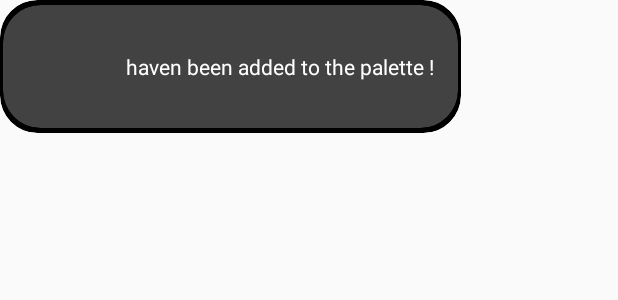
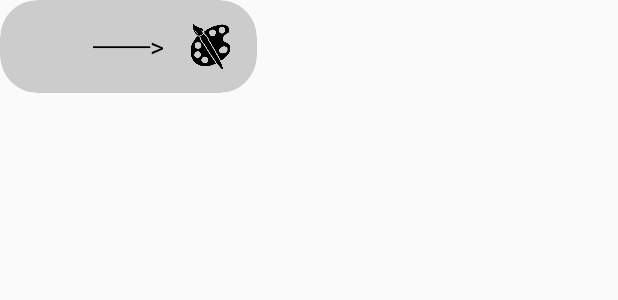
Before and after one commit to KieceDonc/Coloor, an Android app: the layout custom_toast.xml on its own in the app's theme, with its tools: preview values and no code run, on a phone screen of 412 x 824 dp. Shown: the top 300 px of the screen. Run offline under Robolectric (Android 15) with nearby library versions, the phone set to English and light mode, and no system bars.

Commit message:
adding features

```diff
--- a/app/build.gradle
+++ b/app/build.gradle
@@ -34,6 +34,7 @@ dependencies{  // https://stackoverflow.com/questions/6980906/android-color-pick
     implementation 'com.google.code.gson:gson:2.8.5' // save object Shared Preferences
     implementation 'com.devbrackets.android:exomedia:4.0.0' // video view library ( with controllers ) DO NOT UPDATE THIS LIBRARY, TRUST ME, YOU WILL REGRET THAT.
     implementation 'com.mindorks.android:prdownloader:0.6.0' // file downloader library
+    implementation 'com.github.clans:fab:1.6.4' // floating button library
     androidTestImplementation 'androidx.test.ext:junit:1.1.1'
     androidTestImplementation 'androidx.test.espresso:espresso-core:3.2.0'
     testImplementation 'org.testng:testng:6.9.6'
--- a/app/src/main/res/layout/activity_main.xml
+++ b/app/src/main/res/layout/activity_main.xml
@@ -17,6 +17,7 @@
         app:layout_constraintLeft_toLeftOf="parent"
         app:layout_constraintRight_toRightOf="parent"
         app:layout_constraintTop_toTopOf="parent"
+        app:layout_constraintVertical_bias="0.0"
         app:navGraph="@navigation/mobile_navigation" />
 
     <View
--- a/app/src/main/res/layout/custom_toast.xml
+++ b/app/src/main/res/layout/custom_toast.xml
@@ -1,23 +1,14 @@
 <?xml version="1.0" encoding="utf-8"?>
 <androidx.cardview.widget.CardView xmlns:android="http://schemas.android.com/apk/res/android"
     xmlns:app="http://schemas.android.com/apk/res-auto"
+    xmlns:tools="http://schemas.android.com/tools"
     android:id="@+id/cstmToastRoot"
     android:layout_width="wrap_content"
     android:layout_height="wrap_content"
     android:background="@drawable/white_border_rounded"
-    app:cardBackgroundColor="#000000"
+    app:cardBackgroundColor="#EEC9C9C9"
     app:cardCornerRadius="25dp"
     app:cardElevation="0dp">
-
-    <androidx.cardview.widget.CardView
-        android:layout_width="wrap_content"
-        android:layout_height="wrap_content"
-        android:background="@drawable/white_border_rounded"
-        app:cardBackgroundColor="#FF424242"
-        app:cardCornerRadius="25dp"
-        app:cardElevation="0dp"
-        app:cardPreventCornerOverlap="false"
-        app:cardUseCompatPadding="true">
 
     <androidx.constraintlayout.widget.ConstraintLayout
         android:id="@+id/cstmToastConstraintLayout"
@@ -29,29 +20,36 @@
             android:layout_width="wrap_content"
             android:layout_height="wrap_content"
             android:layout_marginStart="16dp"
-                android:layout_marginEnd="16dp"
-                android:text="@string/Toast_have_been_added"
-                android:textColor="@color/Theme1_text"
+            android:text="───>"
+            android:textColor=" #000000"
+            android:textSize="18sp"
             app:layout_constraintBottom_toBottomOf="@+id/cstmToastPreview"
-                app:layout_constraintEnd_toEndOf="parent"
             app:layout_constraintStart_toEndOf="@+id/cstmToastPreview"
             app:layout_constraintTop_toTopOf="@+id/cstmToastPreview" />
 
         <de.hdodenhof.circleimageview.CircleImageView
             android:id="@+id/cstmToastPreview"
-                android:layout_width="50dp"
-                android:layout_height="50dp"
+            android:layout_width="30dp"
+            android:layout_height="30dp"
             android:layout_marginStart="16dp"
             android:layout_marginTop="16dp"
             android:layout_marginBottom="16dp"
-                app:civ_border_color="#FFFFFF"
-                app:civ_border_width="1dp"
             app:layout_constraintBottom_toBottomOf="parent"
             app:layout_constraintStart_toStartOf="parent"
-                app:layout_constraintTop_toTopOf="parent"/>
+            app:layout_constraintTop_toTopOf="parent" />
+
+        <ImageView
+            android:id="@+id/imageView2"
+            android:layout_width="30dp"
+            android:layout_height="30dp"
+            android:layout_marginStart="16dp"
+            android:layout_marginEnd="16dp"
+            app:layout_constraintBottom_toBottomOf="@+id/cstmToastTextView"
+            app:layout_constraintEnd_toEndOf="parent"
+            app:layout_constraintStart_toEndOf="@+id/cstmToastTextView"
+            app:layout_constraintTop_toTopOf="@+id/cstmToastTextView"
+            app:srcCompat="@drawable/editcolor" />
 
     </androidx.constraintlayout.widget.ConstraintLayout>
 
 </androidx.cardview.widget.CardView>
-
-</androidx.cardview.widget.CardView>
```
Also changed, not shown: app/src/main/java/com/vvdev/colorpicker/activity/CirclePickerActivityStart.java (+6 -3 lines), app/src/main/java/com/vvdev/colorpicker/fragment/BottomBar/Palette.java (+16 -2 lines), app/src/main/java/com/vvdev/colorpicker/interfaces/ScreenCapture.java (+7 -1 lines), app/src/main/java/com/vvdev/colorpicker/services/CirclePickerService.java (+20 -1 lines), app/src/main/java/com/vvdev/colorpicker/ui/CirclePickerView.java (+48 -125 lines), app/src/main/java/com/vvdev/colorpicker/ui/CustomToast.java (+2 -8 lines), app/src/main/java/com/vvdev/colorpicker/ui/PaletteRVAdapter.java (+40 -39 lines), app/src/main/res/layout/circlepicker.xml (+17 -3 lines), app/src/main/res/layout/fragment_palette.xml (+60 -11 lines). Lines whose indentation alone changed are shown as unchanged.
